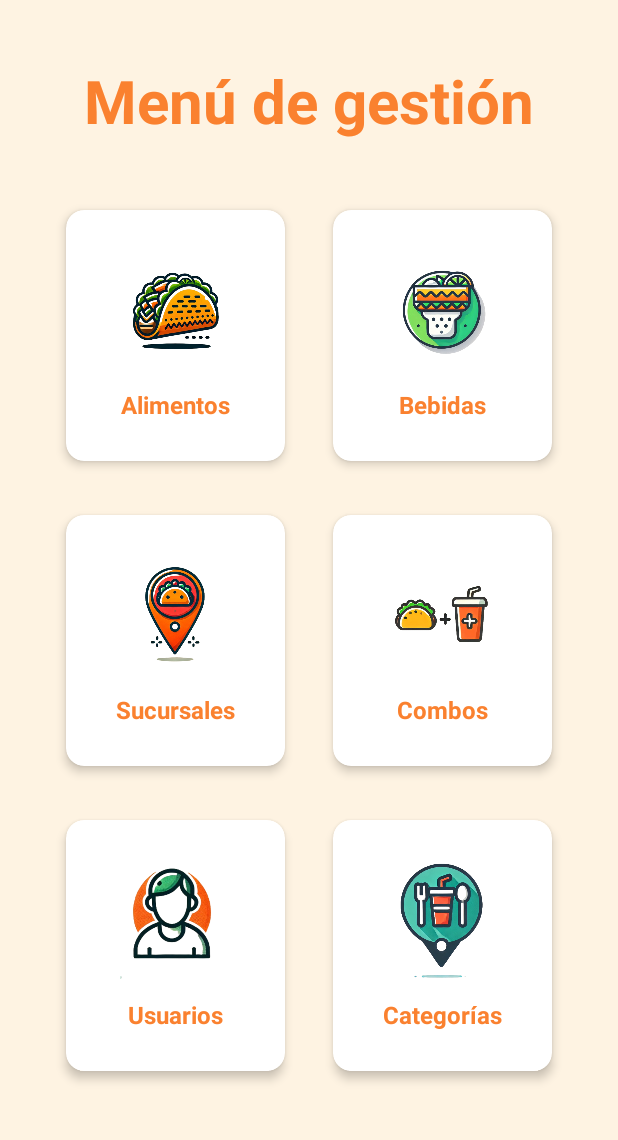
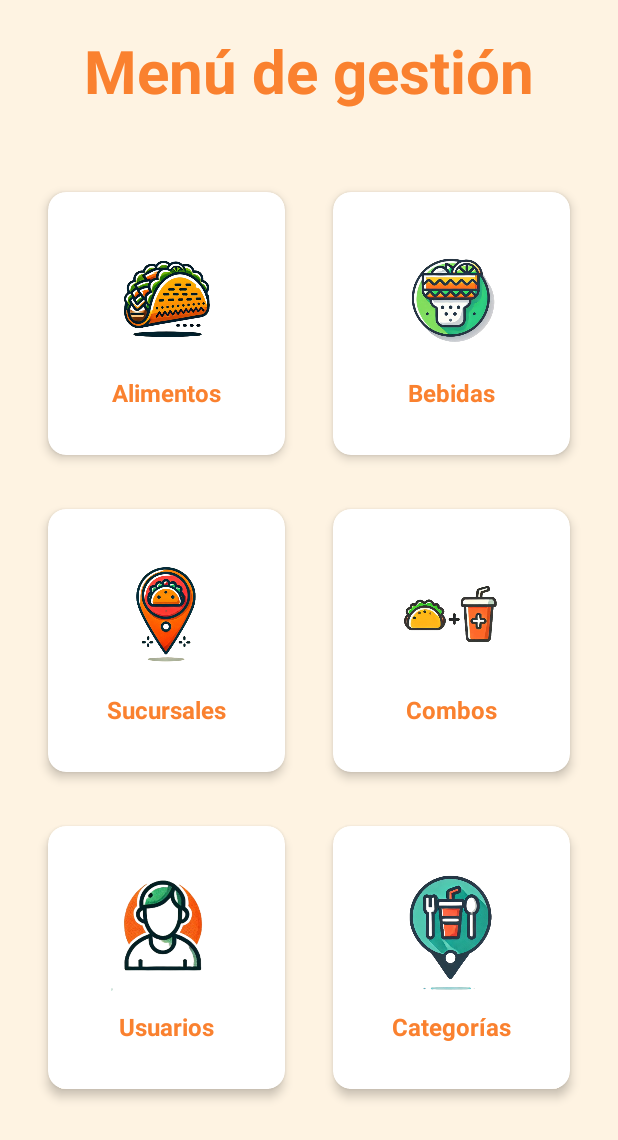
Before and after one commit to RichiGM/ElZarape_android, an Android app: the ActivityMenu screen opened directly, with no data from a screen before it, on a phone screen of 412 x 824 dp, the part 96-1236 px from its top. Run offline under Robolectric (Android 15) with nearby library versions, the phone set to English and light mode, and no system bars; network calls fail.

Commit message:
Header y Menú

```diff
--- a/app/src/main/java/com/baite/elzarape/view/ActivityAlimentos.java
+++ b/app/src/main/java/com/baite/elzarape/view/ActivityAlimentos.java
@@ -61,7 +61,7 @@ public class ActivityAlimentos extends AppCompatActivity {
         String url_str = SERVER_URL + "api/alimento/getall";
 
         // Token de autorización (sin caracteres extraños y con prefijo "Bearer")
-        String token = "1b9ae1cd0f23212c4d7449eef3928f29";
+        String token = "40b51d2b1402e9c465dbe00b8a96f8ab";
 
         // Definimos un Response.Listener donde indicamos qué hacer cuando se haya obtenido la respuesta
         Response.Listener<String> rl = response -> {
--- a/app/src/main/res/layout/activity_menu.xml
+++ b/app/src/main/res/layout/activity_menu.xml
@@ -1,45 +1,44 @@
 <?xml version="1.0" encoding="utf-8"?>
-<androidx.constraintlayout.widget.ConstraintLayout
-    xmlns:android="http://schemas.android.com/apk/res/android"
+<androidx.drawerlayout.widget.DrawerLayout xmlns:android="http://schemas.android.com/apk/res/android"
     xmlns:app="http://schemas.android.com/apk/res-auto"
-    xmlns:tools="http://schemas.android.com/tools"
+    android:id="@+id/drawer_layout"
+    android:layout_width="match_parent"
+    android:layout_height="match_parent">
+
+    <RelativeLayout
         android:layout_width="match_parent"
         android:layout_height="match_parent"
         android:background="@color/fondo">
 
+        <!-- Contenido principal aquí -->
         <include
             android:id="@+id/header"
             layout="@layout/header"
-        android:layout_width="0dp"
-        android:layout_height="wrap_content"
-        app:layout_constraintEnd_toEndOf="parent"
-        app:layout_constraintStart_toStartOf="parent"
-        app:layout_constraintTop_toTopOf="parent"/>
+            android:layout_width="match_parent"
+            android:layout_height="wrap_content" />
 
+        <!-- GridLayout para tus CardViews -->
         <androidx.gridlayout.widget.GridLayout
             android:id="@+id/gridLayout"
-        android:layout_width="0dp"
-        android:layout_height="0dp"
+            android:layout_width="match_parent"
+            android:layout_height="match_parent"
+            android:layout_below="@id/textView4"
+            android:padding="16dp"
             app:columnCount="2"
-        app:rowCount="3"
-        app:layout_constraintBottom_toBottomOf="parent"
-        app:layout_constraintEnd_toEndOf="parent"
-        app:layout_constraintStart_toStartOf="parent"
-        app:layout_constraintTop_toBottomOf="@+id/textView4"
-        android:layout_margin="20dp"
-        android:padding="8dp">
+            app:rowCount="3">
 
+            <!-- Aquí van tus CardViews -->
             <!-- Alimentos -->
             <androidx.cardview.widget.CardView
                 android:layout_width="0dp"
                 android:layout_height="0dp"
                 android:layout_margin="8dp"
+                app:cardBackgroundColor="@color/white"
                 app:cardCornerRadius="12dp"
                 app:cardElevation="4dp"
+                app:cardUseCompatPadding="true"
                 app:layout_columnWeight="1"
-            app:layout_rowWeight="1"
-            app:cardUseCompatPadding="true"
-            app:cardBackgroundColor="@color/white">
+                app:layout_rowWeight="1">
 
                 <LinearLayout
                     android:id="@+id/llAlimento"
@@ -75,38 +74,38 @@
                 android:layout_width="0dp"
                 android:layout_height="0dp"
                 android:layout_margin="8dp"
+                app:cardBackgroundColor="@color/white"
                 app:cardCornerRadius="12dp"
                 app:cardElevation="4dp"
+                app:cardUseCompatPadding="true"
                 app:layout_columnWeight="1"
-            app:layout_rowWeight="1"
-            app:cardUseCompatPadding="true"
-            app:cardBackgroundColor="@color/white">
+                app:layout_rowWeight="1">
 
                 <LinearLayout
                     android:layout_width="match_parent"
                     android:layout_height="match_parent"
-                android:orientation="vertical"
-                android:gravity="center"
                     android:background="?attr/selectableItemBackgroundBorderless"
                     android:clickable="true"
                     android:focusable="true"
+                    android:gravity="center"
+                    android:orientation="vertical"
                     android:padding="16dp">
 
                     <ImageView
                         android:layout_width="80dp"
                         android:layout_height="80dp"
-                    android:src="@drawable/icon_bebida"
+                        android:adjustViewBounds="true"
                         android:scaleType="fitCenter"
-                    android:adjustViewBounds="true"/>
+                        android:src="@drawable/icon_bebida" />
 
                     <TextView
                         android:layout_width="wrap_content"
                         android:layout_height="wrap_content"
+                        android:layout_marginTop="12dp"
                         android:text="Bebidas"
                         android:textColor="@color/primary"
                         android:textSize="16sp"
-                    android:textStyle="bold"
-                    android:layout_marginTop="12dp"/>
+                        android:textStyle="bold" />
                 </LinearLayout>
             </androidx.cardview.widget.CardView>
 
@@ -115,38 +114,38 @@
                 android:layout_width="0dp"
                 android:layout_height="0dp"
                 android:layout_margin="8dp"
+                app:cardBackgroundColor="@color/white"
                 app:cardCornerRadius="12dp"
                 app:cardElevation="4dp"
+                app:cardUseCompatPadding="true"
                 app:layout_columnWeight="1"
-            app:layout_rowWeight="1"
-            app:cardUseCompatPadding="true"
-            app:cardBackgroundColor="@color/white">
+                app:layout_rowWeight="1">
 
                 <LinearLayout
                     android:layout_width="match_parent"
                     android:layout_height="match_parent"
-                android:orientation="vertical"
-                android:gravity="center"
                     android:background="?attr/selectableItemBackgroundBorderless"
                     android:clickable="true"
                     android:focusable="true"
+                    android:gravity="center"
+                    android:orientation="vertical"
                     android:padding="16dp">
 
                     <ImageView
                         android:layout_width="80dp"
                         android:layout_height="80dp"
-                    android:src="@drawable/icon_sucursal"
+                        android:adjustViewBounds="true"
                         android:scaleType="fitCenter"
-                    android:adjustViewBounds="true"/>
+                        android:src="@drawable/icon_sucursal" />
 
                     <TextView
                         android:layout_width="wrap_content"
                         android:layout_height="wrap_content"
+                        android:layout_marginTop="12dp"
                         android:text="Sucursales"
                         android:textColor="@color/primary"
                         android:textSize="16sp"
-                    android:textStyle="bold"
-                    android:layout_marginTop="12dp"/>
+                        android:textStyle="bold" />
                 </LinearLayout>
             </androidx.cardview.widget.CardView>
 
@@ -155,38 +154,38 @@
                 android:layout_width="0dp"
                 android:layout_height="0dp"
                 android:layout_margin="8dp"
+                app:cardBackgroundColor="@color/white"
                 app:cardCornerRadius="12dp"
                 app:cardElevation="4dp"
+                app:cardUseCompatPadding="true"
                 app:layout_columnWeight="1"
-            app:layout_rowWeight="1"
-            app:cardUseCompatPadding="true"
-            app:cardBackgroundColor="@color/white">
+                app:layout_rowWeight="1">
 
                 <LinearLayout
                     android:layout_width="match_parent"
                     android:layout_height="match_parent"
-                android:orientation="vertical"
-                android:gravity="center"
                     android:background="?attr/selectableItemBackgroundBorderless"
                     android:clickable="true"
                     android:focusable="true"
+                    android:gravity="center"
+                    android:orientation="vertical"
                     android:padding="16dp">
 
                     <ImageView
                         android:layout_width="80dp"
                         android:layout_height="80dp"
-                    android:src="@drawable/icon_combo"
+                        android:adjustViewBounds="true"
                         android:scaleType="fitCenter"
-                    android:adjustViewBounds="true"/>
+                        android:src="@drawable/icon_combo" />
 
                     <TextView
                         android:layout_width="wrap_content"
                         android:layout_height="wrap_content"
+                        android:layout_marginTop="12dp"
                         android:text="Combos"
                         android:textColor="@color/primary"
                         android:textSize="16sp"
-                    android:textStyle="bold"
-                    android:layout_marginTop="12dp"/>
+                        android:textStyle="bold" />
                 </LinearLayout>
             </androidx.cardview.widget.CardView>
 
@@ -195,38 +194,38 @@
                 android:layout_width="0dp"
                 android:layout_height="0dp"
                 android:layout_margin="8dp"
+                app:cardBackgroundColor="@color/white"
                 app:cardCornerRadius="12dp"
                 app:cardElevation="4dp"
+                app:cardUseCompatPadding="true"
                 app:layout_columnWeight="1"
-            app:layout_rowWeight="1"
-            app:cardUseCompatPadding="true"
-            app:cardBackgroundColor="@color/white">
+                app:layout_rowWeight="1">
 
                 <LinearLayout
                     android:layout_width="match_parent"
                     android:layout_height="match_parent"
-                android:orientation="vertical"
-                android:gravity="center"
                     android:background="?attr/selectableItemBackgroundBorderless"
                     android:clickable="true"
                     android:focusable="true"
+                    android:gravity="center"
+                    android:orientation="vertical"
                     android:padding="16dp">
 
                     <ImageView
                         android:layout_width="80dp"
                         android:layout_height="80dp"
-                    android:src="@drawable/icon_usuario"
+                        android:adjustViewBounds="true"
                         android:scaleType="fitCenter"
-                    android:adjustViewBounds="true"/>
+                        android:src="@drawable/icon_usuario" />
 
                     <TextView
                         android:layout_width="wrap_content"
                         android:layout_height="wrap_content"
+                        android:layout_marginTop="12dp"
                         android:text="Usuarios"
                         android:textColor="@color/primary"
                         android:textSize="16sp"
-                    android:textStyle="bold"
-                    android:layout_marginTop="12dp"/>
+                        android:textStyle="bold" />
                 </LinearLayout>
             </androidx.cardview.widget.CardView>
 
@@ -235,38 +234,38 @@
                 android:layout_width="0dp"
                 android:layout_height="0dp"
                 android:layout_margin="8dp"
+                app:cardBackgroundColor="@color/white"
                 app:cardCornerRadius="12dp"
                 app:cardElevation="4dp"
+                app:cardUseCompatPadding="true"
                 app:layout_columnWeight="1"
-            app:layout_rowWeight="1"
-            app:cardUseCompatPadding="true"
-            app:cardBackgroundColor="@color/white">
+                app:layout_rowWeight="1">
 
                 <LinearLayout
                     android:layout_width="match_parent"
                     android:layout_height="match_parent"
-                android:orientation="vertical"
-                android:gravity="center"
                     android:background="?attr/selectableItemBackgroundBorderless"
                     android:clickable="true"
                     android:focusable="true"
+                    android:gravity="center"
+                    android:orientation="vertical"
                     android:padding="16dp">
 
                     <ImageView
                         android:layout_width="80dp"
                         android:layout_height="80dp"
-                    android:src="@drawable/icon_categoria"
+                        android:adjustViewBounds="true"
                         android:scaleType="fitCenter"
-                    android:adjustViewBounds="true"/>
+                        android:src="@drawable/icon_categoria" />
 
                     <TextView
                         android:layout_width="wrap_content"
                         android:layout_height="wrap_content"
+                        android:layout_marginTop="12dp"
                         android:text="Categorías"
                         android:textColor="@color/primary"
                         android:textSize="16sp"
-                    android:textStyle="bold"
-                    android:layout_marginTop="12dp"/>
+                        android:textStyle="bold" />
                 </LinearLayout>
             </androidx.cardview.widget.CardView>
 
@@ -276,13 +275,28 @@
             android:id="@+id/textView4"
             android:layout_width="wrap_content"
             android:layout_height="wrap_content"
+            android:layout_below="@+id/header"
+            android:layout_alignParentStart="true"
+            android:layout_alignParentEnd="true"
+            android:layout_margin="20dp"
+            android:layout_marginBottom="20dp"
             android:text="Menú de gestión"
-        android:layout_margin="40dp"
+            android:textAlignment="center"
             android:textColor="@color/primary"
             android:textSize="40sp"
             android:textStyle="bold"
             app:layout_constraintEnd_toEndOf="parent"
             app:layout_constraintStart_toStartOf="parent"
-        app:layout_constraintTop_toBottomOf="@+id/header"/>
+            app:layout_constraintTop_toBottomOf="@+id/header" />
 
-</androidx.constraintlayout.widget.ConstraintLayout>
+    </RelativeLayout>
+
+    <!-- Menú lateral usando LinearLayout -->
+    <include
+        android:id="@+id/menu_drawer"
+        layout="@layout/drawer_menu"
+        android:layout_width="250dp"
+        android:layout_height="match_parent"
+        android:layout_gravity="start" />
+
+</androidx.drawerlayout.widget.DrawerLayout>
```
Also changed, not shown: app/src/main/java/com/baite/elzarape/view/BaseActivity.java (added, +67 -0 lines), app/src/main/res/layout/activity_alimentos.xml (+27 -4 lines), app/src/main/res/layout/drawer_menu.xml (added, +62 -0 lines), app/libs/ElZarape_model.jar, app/src/main/res/drawable/user.png (added). Lines whose indentation alone changed are shown as unchanged.
